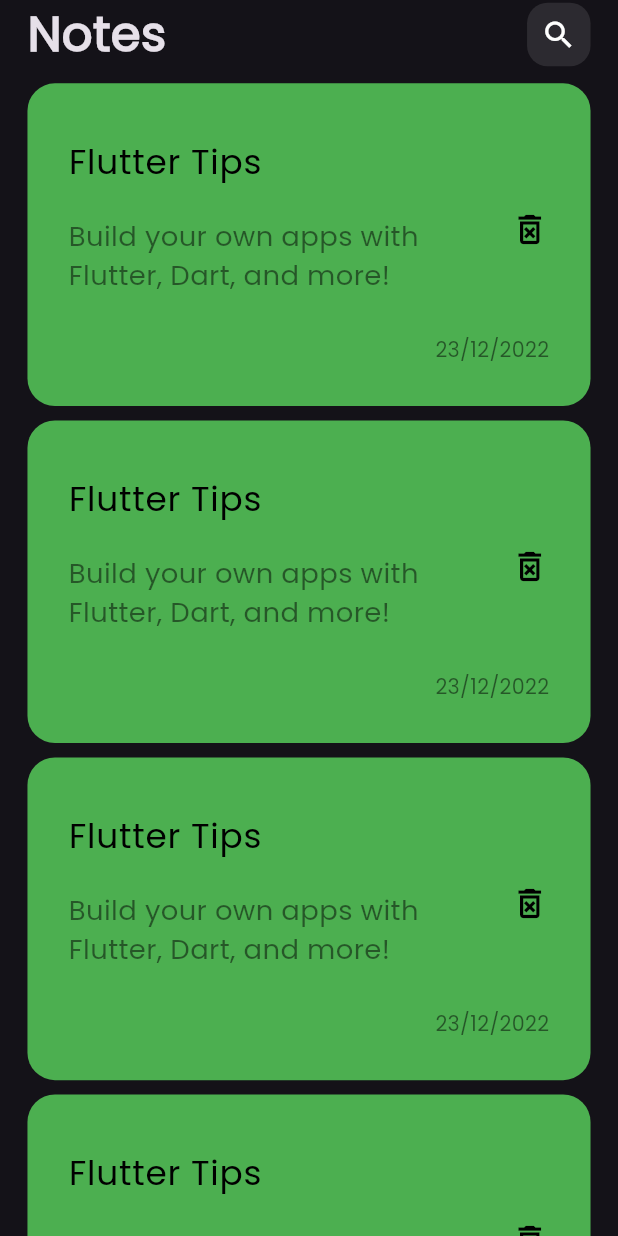
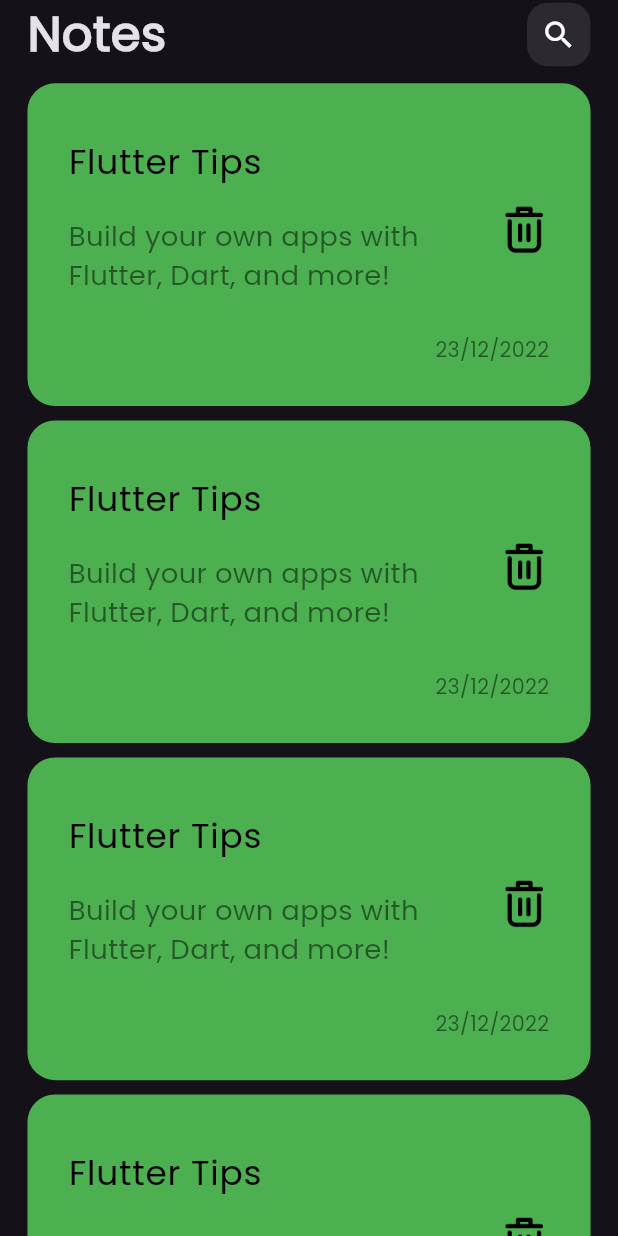
Before and after one commit to itiswd/Hive-NoteApp, a Flutter app: the screen it shows after launch, on a phone screen of 412 x 824 dp. Run offline on Flutter 3.47's test engine with Material 3 defaults, Android fonts, the light colour scheme and no system bars; our stand-ins replace flutter_screenutil.

Commit message:
Add delete icon and refactor home view body
- Added a new delete icon image asset in `assets/images/delete.png`.
- Updated the `main.dart` to ensure the screen size is initialized before running the app.
- Refactored the `home_view_body.dart` to use a new `NotesListView` widget instead of directly building the list inside the `HomeViewBody`.
- Replaced the delete icon in `note_item.dart` with the new image asset.
- Created a new `notes_listview.dart` widget to encapsulate the list view logic.
- Updated the `pubspec.yaml` to include the new image asset in the assets section.

```diff
--- a/lib/main.dart
+++ b/lib/main.dart
@@ -3,7 +3,8 @@
 import 'package:flutter_screenutil/flutter_screenutil.dart';
 import 'package:hive_note/views/home_view.dart';
 
-void main() {
+void main() async {
+  await ScreenUtil.ensureScreenSize();
   runApp(const NoteApp());
 }
 
--- a/lib/views/widgets/home_view_body.dart
+++ b/lib/views/widgets/home_view_body.dart
@@ -1,8 +1,7 @@
 import 'package:flutter/material.dart';
-import 'package:flutter_screenutil/flutter_screenutil.dart';
 import 'package:hive_note/core/app_constants.dart';
 import 'package:hive_note/views/widgets/home_app_bar.dart';
-import 'package:hive_note/views/widgets/note_item.dart';
+import 'package:hive_note/views/widgets/notes_listview.dart';
 
 class HomeViewBody extends StatelessWidget {
   const HomeViewBody({super.key});
@@ -14,21 +13,10 @@
         padding: EdgeInsets.symmetric(
           horizontal: AppConstants.kHorizontalPadding,
         ),
-        child: Column(
+        child: const Column(
           children: [
-            const HomeAppBar(),
-            Expanded(
-              child: ListView.builder(
-                padding: EdgeInsets.only(top: 8.0.h),
-                itemCount: 10,
-                itemBuilder: (context, index) {
-                  return Padding(
-                    padding: EdgeInsets.only(bottom: 8.0.h),
-                    child: const NoteItem(),
-                  );
-                },
-              ),
-            )
+            HomeAppBar(),
+            NotesListView(),
           ],
         ),
       ),
--- a/lib/views/widgets/note_item.dart
+++ b/lib/views/widgets/note_item.dart
@@ -37,10 +37,10 @@
             trailing: InkWell(
               borderRadius: BorderRadius.circular(16.0.r),
               onTap: () {},
-              child: const Icon(
-                Icons.delete_forever_outlined,
-                size: 26,
-                color: AppColors.black,
+              child: Image.asset(
+                width: 28.0.h,
+                height: 28.0.h,
+                'assets/images/delete.png',
               ),
             ),
           ),
--- /dev/null
+++ b/lib/views/widgets/notes_listview.dart
@@ -0,0 +1,25 @@
+import 'package:flutter/material.dart';
+import 'package:flutter_screenutil/flutter_screenutil.dart';
+import 'package:hive_note/views/widgets/note_item.dart';
+
+class NotesListView extends StatelessWidget {
+  const NotesListView({
+    super.key,
+  });
+
+  @override
+  Widget build(BuildContext context) {
+    return Expanded(
+      child: ListView.builder(
+        padding: EdgeInsets.only(top: 8.0.h),
+        itemCount: 10,
+        itemBuilder: (context, index) {
+          return Padding(
+            padding: EdgeInsets.only(bottom: 8.0.h),
+            child: const NoteItem(),
+          );
+        },
+      ),
+    );
+  }
+}
--- a/pubspec.yaml
+++ b/pubspec.yaml
@@ -60,9 +60,8 @@
   uses-material-design: true
 
   # To add assets to your application, add an assets section, like this:
-  # assets:
-  #   - images/a_dot_burr.jpeg
-  #   - images/a_dot_ham.jpeg
+  assets:
+    - assets/images/
 
   # An image asset can refer to one or more resolution-specific "variants", see
   # https://flutter.dev/to/resolution-aware-images
```
Also changed, not shown: assets/images/delete.png (added).
